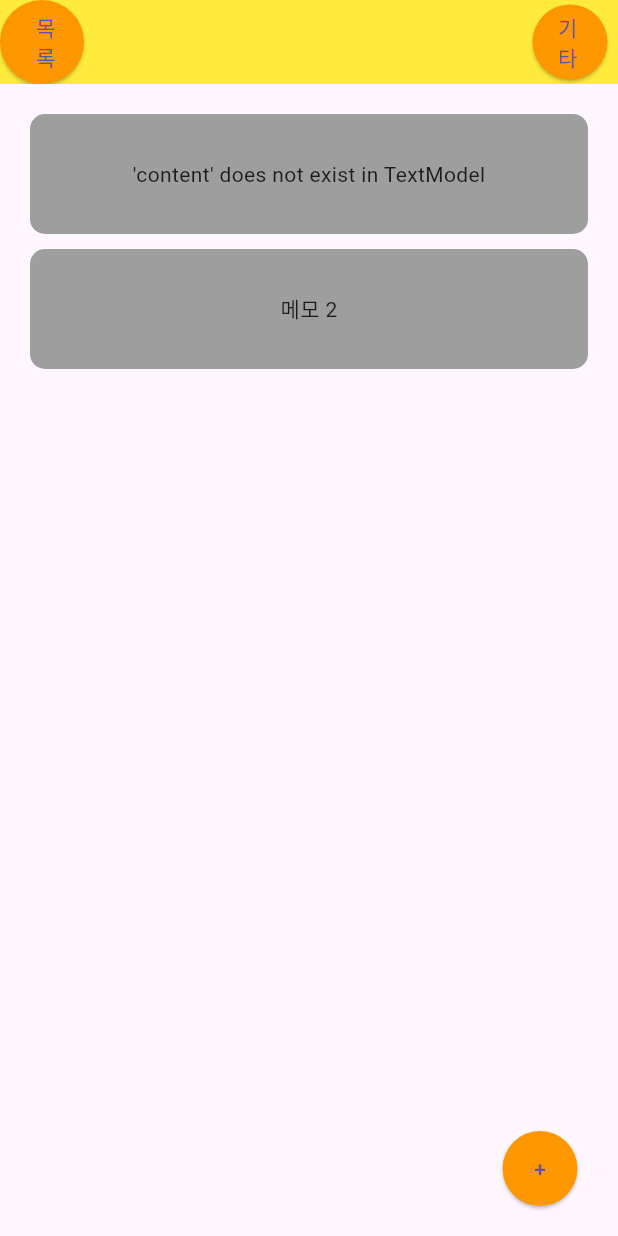
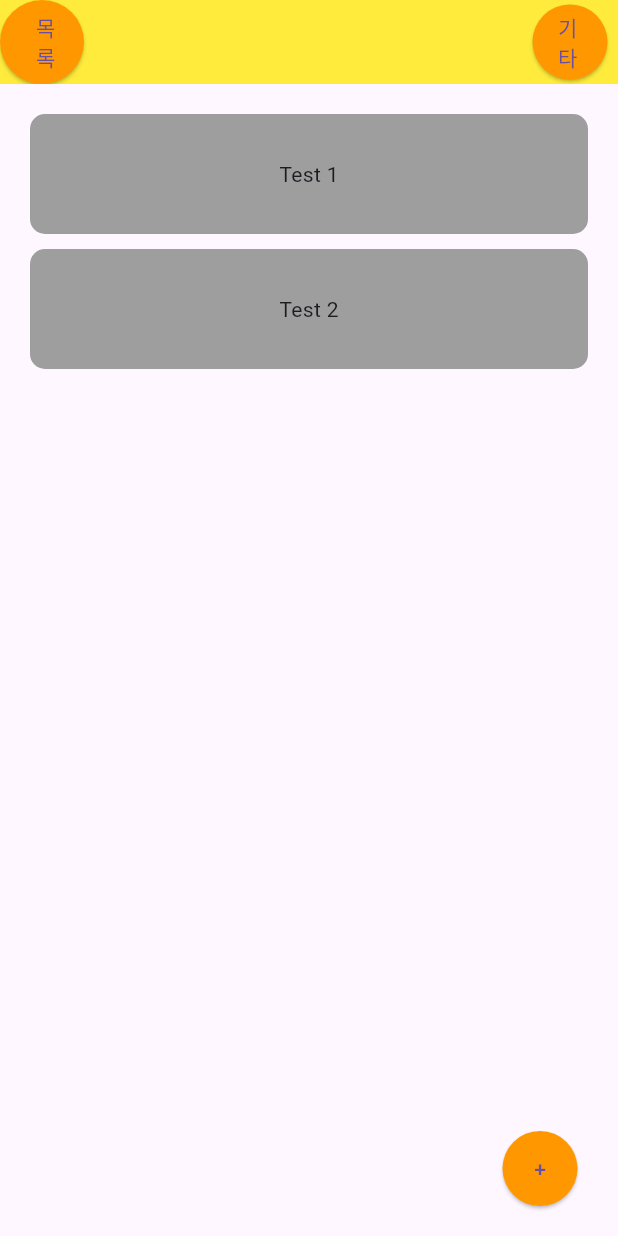
Before and after one commit to wys47/me-move, a Flutter app: the screen it shows after launch, on a phone screen of 412 x 824 dp. Run offline on Flutter 3.47's test engine with Material 3 defaults, Android fonts, the phone set to English and light mode, and no system bars.

Commit message:
프로바이더 및 테스트용 editpage화면 추가

```diff
--- a/lib/data/models/task_list_model.dart
+++ /dev/null
@@ -1,21 +0,0 @@
-import 'package:flutter/material.dart';
-import 'package:memove_practice/data/models/text_model.dart';
-import 'package:memove_practice/data/models/task_model.dart';
-
-class TaskListModel extends ChangeNotifier {
-  static List<TaskModel> memos = [
-    TaskModel(title:TextModel()),
-    TaskModel(title:TextModel(content: '메모 2'))
-  ];
-
-  static void addMemo(TaskModel memo) {
-    memos.add(memo);
-  }
-  static int cntMemo() {
-    return memos.length;
-  }
-  static TaskModel getMemoModel(int index)
-  {
-    return memos[index];
-  }
-}
--- a/lib/data/models/task_model.dart
+++ b/lib/data/models/task_model.dart
@@ -2,11 +2,13 @@ import 'package:flutter/material.dart';
 import 'package:memove_practice/data/models/text_model.dart';
 
 class TaskModel extends ChangeNotifier {
-  TextModel title;
+  String title;
+  String detail;
   bool isChecked;
 
   TaskModel({
     required this.title,
+    this.detail='No detail in TaskModel.dart',
     this.isChecked = false,
   });
 }
--- /dev/null
+++ b/lib/data/task_data.dart
@@ -0,0 +1,35 @@
+import 'package:flutter/material.dart';
+import 'package:memove_practice/data/models/task_model.dart';
+
+class TaskData extends ChangeNotifier {
+  List<TaskModel> taskList = [
+    TaskModel(title: 'Test 1'),
+    TaskModel(title: 'Test 2')
+  ];
+
+  int get taskCount => taskList.length;
+  TaskModel getTask({required int index}) {
+    return taskList[index];
+  }
+
+  void addTask({required TaskModel task}) {
+    taskList.add(task);
+    notifyListeners(); //<- 나중에 필요 없을시 제거
+  }
+  void removeTask({required int index}){
+    taskList.removeAt(index);
+    notifyListeners(); //<- 나중에 필요 없을시 제거
+  }
+  void changeTask({required int index, required TaskModel newTask}){
+    taskList[index] = newTask;
+    notifyListeners(); //<- 나중에 필요 없을시 제거
+  }
+
+  void changeCheckState({required int index}){
+    taskList.elementAt(index).isChecked
+        ? taskList.elementAt(index).isChecked = false
+        : taskList.elementAt(index).isChecked = true;
+    notifyListeners(); //<- 나중에 필요 없을시 제거
+  }
+
+}
--- a/lib/main.dart
+++ b/lib/main.dart
@@ -1,4 +1,6 @@
 import 'package:flutter/material.dart';
+import 'package:memove_practice/data/task_data.dart';
+import 'package:provider/provider.dart';
 
 import 'modules/home/home_page.dart';
 
@@ -9,9 +11,12 @@ void main() {
 class MyApp extends StatelessWidget {
   @override
   Widget build(BuildContext context) {
-    return MaterialApp(
-      debugShowCheckedModeBanner: false,
-      home: HomePage(),
+    return ChangeNotifierProvider(
+      create: (context) => TaskData(),
+      child: MaterialApp(
+        debugShowCheckedModeBanner: false,
+        home: HomePage(),
+      ),
     );
   }
 }
--- a/lib/modules/home/home_page.dart
+++ b/lib/modules/home/home_page.dart
@@ -1,7 +1,8 @@
 import 'package:flutter/material.dart';
-import 'package:memove_practice/data/models/task_list_model.dart';
+import 'package:memove_practice/data/task_data.dart';
 import 'package:memove_practice/modules/task_editor/local_widgets/add_task_dialog.dart';
-
+import 'package:memove_practice/modules/task_editor/task_editor_page.dart';
+import 'package:provider/provider.dart';
 
 class HomePage extends StatefulWidget {
   @override
@@ -11,6 +12,8 @@ class HomePage extends StatefulWidget {
 class HomePageState extends State<HomePage> {
   @override
   Widget build(BuildContext context) {
+    final taskData = Provider.of<TaskData>(context);
+
     return Scaffold(
       appBar: AppBar(
         backgroundColor: Colors.yellow,
@@ -49,9 +52,26 @@ class HomePageState extends State<HomePage> {
                   ListView.builder(
                     shrinkWrap: true,
                     physics: NeverScrollableScrollPhysics(),
-                    itemCount: TaskListModel.cntMemo(),
-                    itemBuilder: (context, i) {
-                      return Container(
+                    itemCount:taskData.taskCount,
+                    itemBuilder: (context, index) {
+                      return InkWell(
+                        onTap: () {
+                          Navigator.push(
+                            context,
+                            PageRouteBuilder(
+                              pageBuilder: (context, animation, secondaryAnimation) => TaskEditPage(taskIndex: index),
+                              transitionsBuilder: (context, animation, secondaryAnimation, child) {
+                                return FadeTransition(
+                                  opacity: animation,
+                                  child: child,
+                                );
+                              },
+                              transitionDuration: Duration(milliseconds: 150),  // 전환 지속 시간 설정
+                            ),
+                          );
+                        },
+
+                        child: Container(
                           height: 80,
                           margin: EdgeInsets.only(bottom: 10),
                           decoration: BoxDecoration(
@@ -59,7 +79,8 @@ class HomePageState extends State<HomePage> {
                             color: Colors.grey,
                           ),
                           alignment: Alignment.center,
-                        child: Text(TaskListModel.getMemoModel(i).title.content),
+                          child: Text(taskData.getTask(index: index).title),
+                        ),
                       );
                     },
                   ),
--- a/lib/modules/task_editor/local_widgets/add_task_dialog.dart
+++ b/lib/modules/task_editor/local_widgets/add_task_dialog.dart
@@ -1,13 +1,15 @@
 import 'package:flutter/material.dart';
-import 'package:memove_practice/data/models/task_list_model.dart';
 import 'package:memove_practice/data/models/task_model.dart';
 import 'package:memove_practice/data/models/text_model.dart';
+import 'package:memove_practice/data/task_data.dart';
+import 'package:provider/provider.dart';
 
 class AddTaskDialog extends StatelessWidget {
   final TextEditingController _controller = TextEditingController();
-
   @override
   Widget build(BuildContext context) {
+    final taskData = Provider.of<TaskData>(context);
+
     return Dialog(
       shape: RoundedRectangleBorder(
         borderRadius: BorderRadius.circular(10),
@@ -27,8 +29,7 @@ class AddTaskDialog extends StatelessWidget {
             SizedBox(height: 20),
             ElevatedButton(
               onPressed: () {
-                TaskListModel.addMemo(TaskModel(title: (TextModel(content:_controller.text)))
-                  );
+                taskData.addTask(task: TaskModel(title: _controller.text));
                 Navigator.of(context).pop();
               },
               child: Text('완료'),
```
Also changed, not shown: lib/modules/home/controllers/home_controller.dart (deleted, +0 -9 lines), lib/modules/task_editor/task_editor_page.dart (+104 -0 lines). Lines whose indentation alone changed are shown as unchanged.
